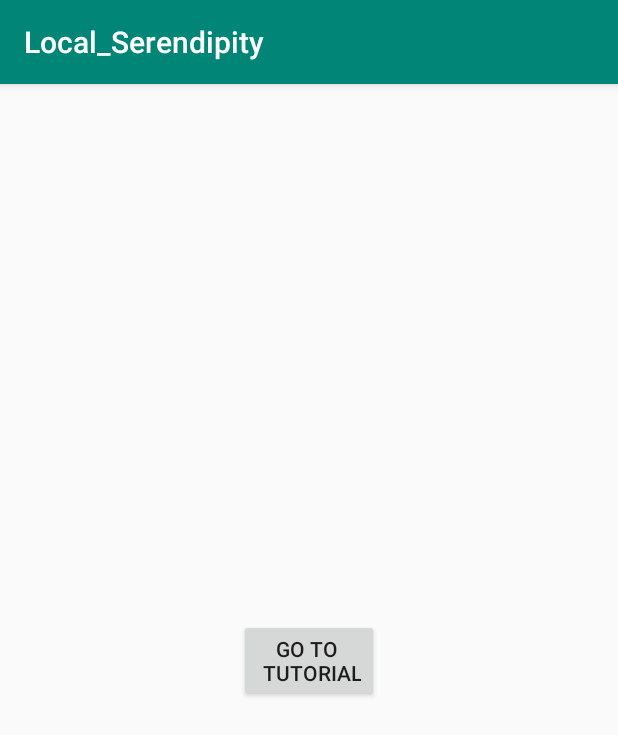
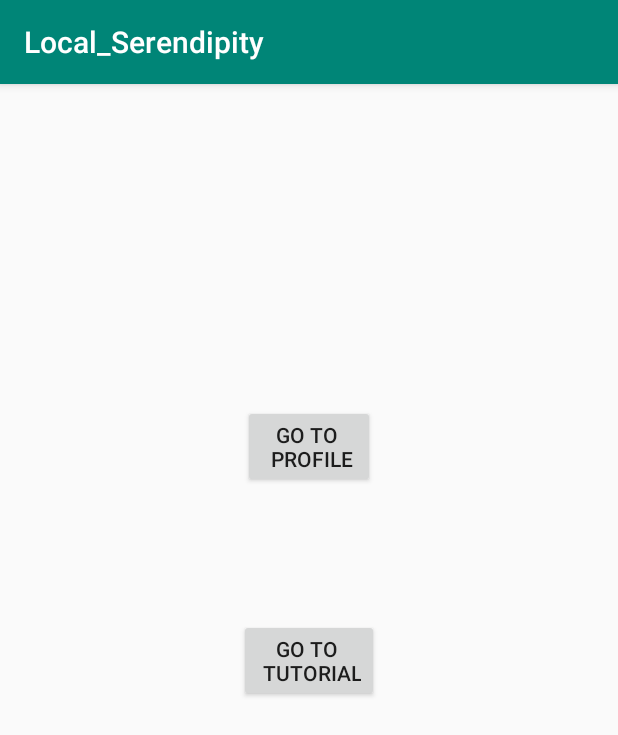
Before and after one commit to yeonggeumkang/private-serendipity, an Android app: the screen it shows after launch (MainActivity), on a phone screen of 412 x 824 dp. Shown: the top 735 px of the screen. Run offline under Robolectric (Android 15) with nearby library versions, the phone set to English and light mode, and no system bars.

```diff
--- a/app/src/main/java/com/example/local_serendipity/MainActivity.java
+++ b/app/src/main/java/com/example/local_serendipity/MainActivity.java
@@ -1,11 +1,11 @@
 package com.example.local_serendipity;
-
-import androidx.appcompat.app.AppCompatActivity;
 
 import android.content.Intent;
 import android.os.Bundle;
 import android.view.View;
 import android.widget.Button;
+
+import androidx.appcompat.app.AppCompatActivity;
 
 public class MainActivity extends AppCompatActivity {
 
@@ -23,5 +23,15 @@ public class MainActivity extends AppCompatActivity {
                 startActivity(intent);
             }
         });
+
+        Button btnProfile = (Button)findViewById(R.id.btn_profile);
+        btnProfile.setOnClickListener(new View.OnClickListener(){
+
+            @Override
+            public void onClick(View view) {
+                Intent intent = new Intent(MainActivity.this, ProfileActivity.class);
+                startActivity(intent);
+            }
+        });
     }
 }
--- a/app/src/main/res/layout/activity_main.xml
+++ b/app/src/main/res/layout/activity_main.xml
@@ -16,4 +16,15 @@
         app:layout_constraintRight_toRightOf="parent"
         app:layout_constraintTop_toTopOf="parent" />
 
+    <Button
+        android:id="@+id/btn_profile"
+        android:layout_width="wrap_content"
+        android:layout_height="wrap_content"
+        android:text="Go to \n profile"
+        app:layout_constraintVertical_bias="0.3"
+        app:layout_constraintBottom_toBottomOf="parent"
+        app:layout_constraintLeft_toLeftOf="parent"
+        app:layout_constraintRight_toRightOf="parent"
+        app:layout_constraintTop_toTopOf="parent" />
+
 </androidx.constraintlayout.widget.ConstraintLayout>
```
Also changed, not shown: app/src/main/res/drawable/bridge_radius.xml (added, +9 -0 lines), app/src/main/res/layout/activity_profile.xml (+54 -0 lines), 1 other file.
